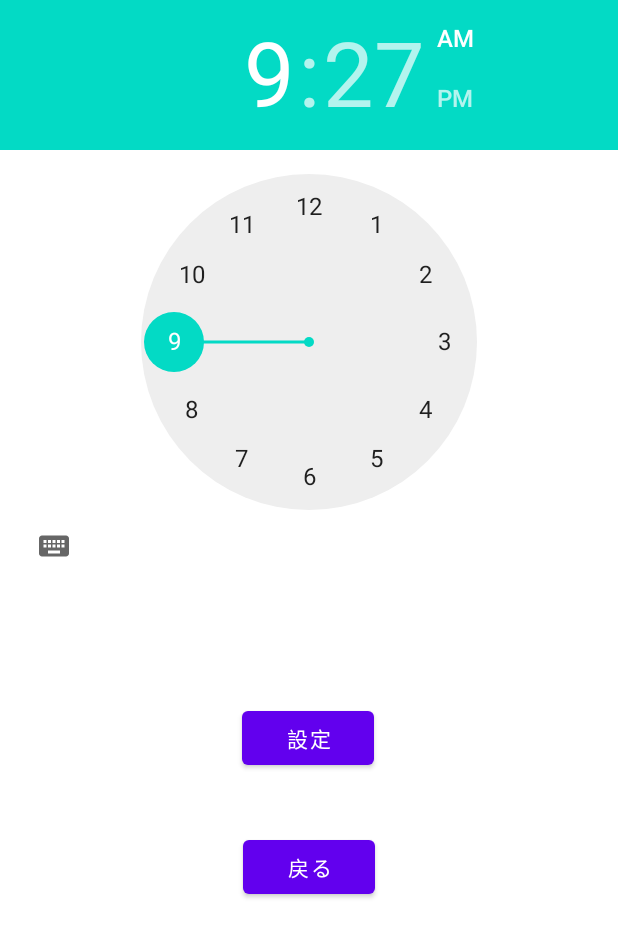
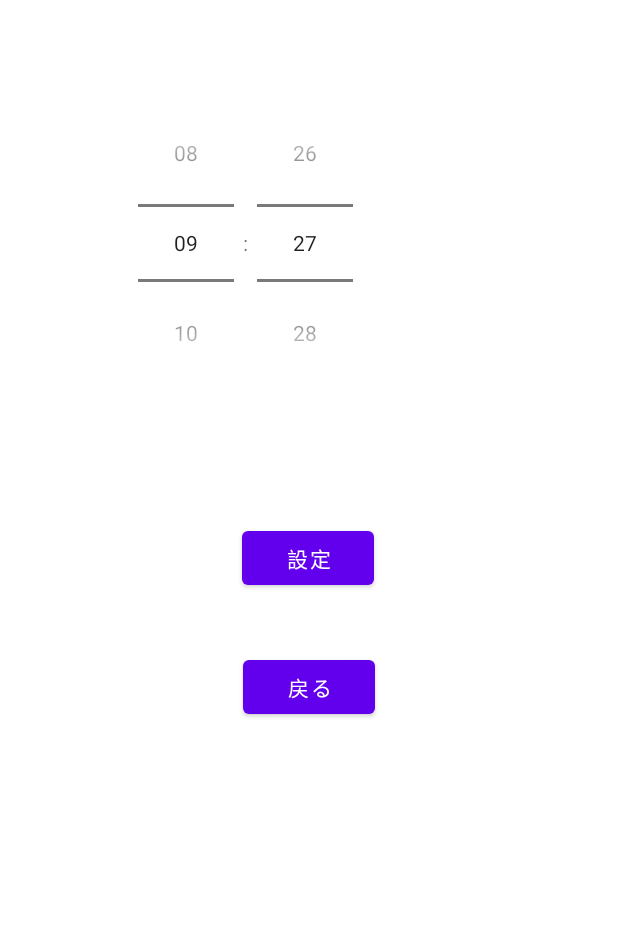
Before and after one commit to wakij/AlarmClock, an Android app: the Wakeup screen opened directly, with no data from a screen before it, on a phone screen of 412 x 824 dp. Shown: the top 937 px of the screen. Run offline under Robolectric (Android 15) with nearby library versions, the phone set to English and light mode, and no system bars.

Commit message:
時計が出てこないように修正しました。 24時間表記に修正しました。

```diff
--- a/AlarmClock/app/src/main/java/com/example/alarmclock/Wakeup.java
+++ b/AlarmClock/app/src/main/java/com/example/alarmclock/Wakeup.java
@@ -34,6 +34,8 @@ public class Wakeup extends AppCompatActivity {
 //        editAlarmName = findViewById(R.id.alarm_name);
         backbtn = findViewById(R.id.backbtn);
 
+        timePicker.setIs24HourView(true); //24時間表記する
+
         setbtn.setOnClickListener(new View.OnClickListener() {
             @RequiresApi(api = Build.VERSION_CODES.M)
             @Override
--- a/AlarmClock/app/src/main/res/layout/wakeup.xml
+++ b/AlarmClock/app/src/main/res/layout/wakeup.xml
@@ -6,14 +6,7 @@
     android:layout_height="match_parent"
     tools:context=".Wakeup">
 
-    <TimePicker
-        android:id="@+id/time_picker"
-        android:layout_width="wrap_content"
-        android:layout_height="wrap_content"
-        app:layout_constraintStart_toStartOf="parent"
-        app:layout_constraintTop_toTopOf="parent" />
-
-<!--    <EditText-->
+    <!--    <EditText-->
 <!--        android:id="@+id/alarm_name"-->
 <!--        android:layout_width="wrap_content"-->
 <!--        android:layout_height="wrap_content"-->
@@ -23,6 +16,17 @@
 <!--        android:text="無題"-->
 <!--        app:layout_constraintStart_toStartOf="@+id/setbtn"-->
 <!--        app:layout_constraintTop_toBottomOf="@+id/time_picker" />-->
+
+    <TimePicker
+        android:id="@+id/time_picker"
+        android:layout_width="wrap_content"
+        android:layout_height="wrap_content"
+        android:layout_marginStart="76dp"
+        android:layout_marginLeft="76dp"
+        android:layout_marginTop="56dp"
+        android:timePickerMode="spinner"
+        app:layout_constraintStart_toStartOf="parent"
+        app:layout_constraintTop_toTopOf="parent" />
 
     <Button
         android:id="@+id/setbtn"
```
